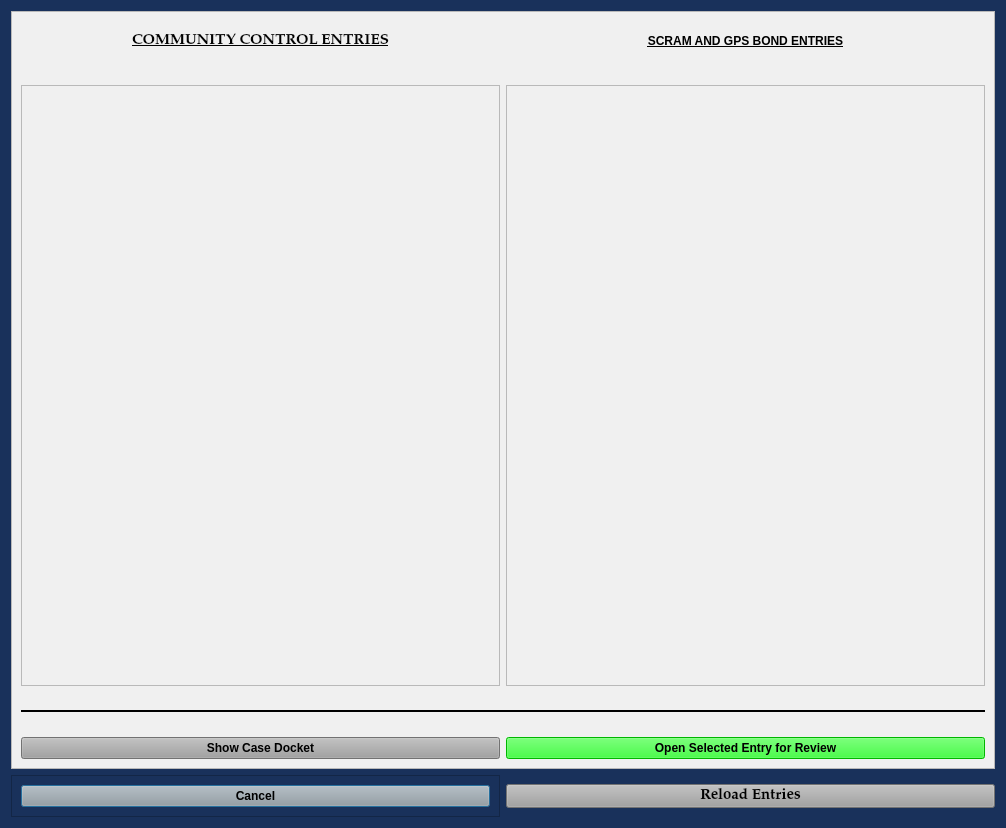
This is munientry/views/ui/MattoxWorkflowDialog.ui in HunterProgram22/MuniEntry as Qt 5 draws it before an edit. The edited form follows.
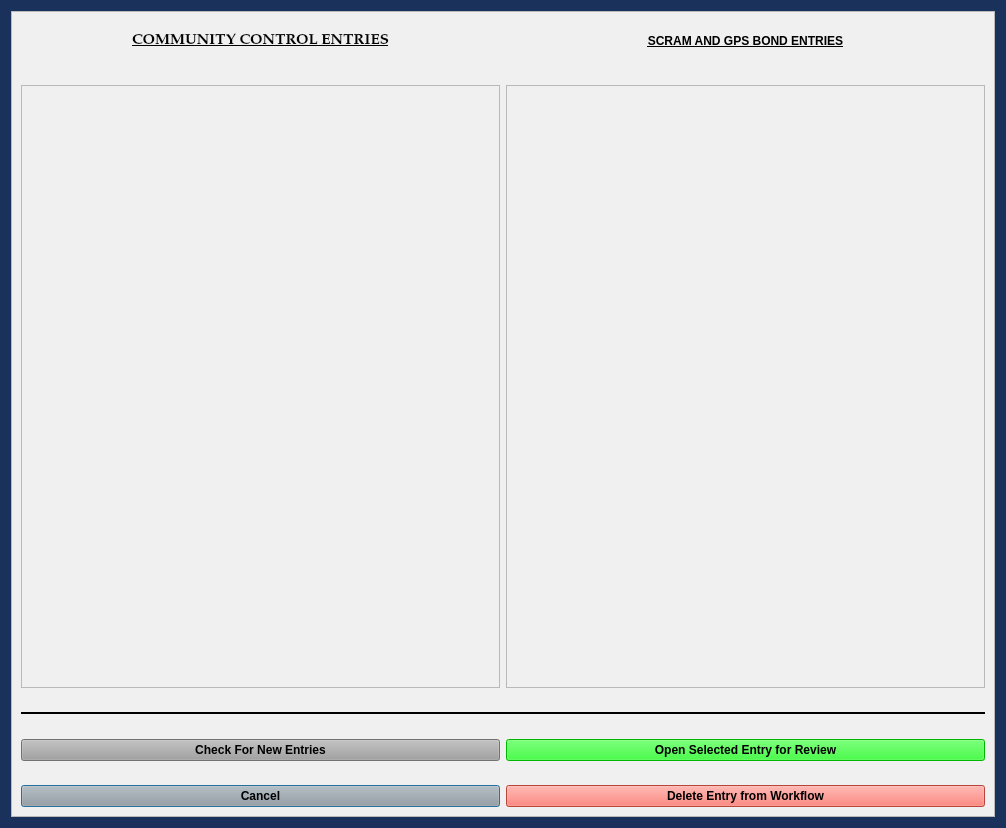
This is the edited form.

Commit message: Mattox workflow appears to be fully working.

Diff of the .ui file:
```diff
--- a/munientry/views/ui/MattoxWorkflowDialog.ui
+++ b/munientry/views/ui/MattoxWorkflowDialog.ui
@@ -41,54 +41,7 @@
    <string notr="true">background-color: rgb(25, 49, 91);
 font: 75 11pt &quot;Palatino Linotype&quot;;</string>
   </property>
-  <layout class="QGridLayout" name="gridLayout" rowstretch="4,0">
-   <item row="1" column="0">
-    <widget class="QFrame" name="frame">
-     <property name="font">
-      <font>
-       <family>Palatino Linotype</family>
-       <pointsize>11</pointsize>
-       <weight>75</weight>
-       <italic>false</italic>
-       <bold>true</bold>
-      </font>
-     </property>
-     <property name="styleSheet">
-      <string notr="true">font: 75 11pt &quot;Palatino Linotype&quot;;
-font-weight: bold;</string>
-     </property>
-     <property name="frameShape">
-      <enum>QFrame::StyledPanel</enum>
-     </property>
-     <property name="frameShadow">
-      <enum>QFrame::Raised</enum>
-     </property>
-     <layout class="QGridLayout" name="gridLayout_4">
-      <item row="1" column="1">
-       <widget class="QPushButton" name="cancel_Button">
-        <property name="styleSheet">
-         <string notr="true">background-color: rgb(160, 160, 160);
-font-weight: bold;</string>
-        </property>
-        <property name="text">
-         <string>Cancel</string>
-        </property>
-       </widget>
-      </item>
-     </layout>
-    </widget>
-   </item>
-   <item row="1" column="1">
-    <widget class="QPushButton" name="reload_entries_Button">
-     <property name="styleSheet">
-      <string notr="true">background-color: rgb(160, 160, 160);
-font-weight: bold;</string>
-     </property>
-     <property name="text">
-      <string>Reload Entries</string>
-     </property>
-    </widget>
-   </item>
+  <layout class="QGridLayout" name="gridLayout" rowstretch="4">
    <item row="0" column="0" colspan="2">
     <widget class="QFrame" name="frame_3">
      <property name="sizePolicy">
@@ -116,10 +69,27 @@
      <property name="frameShadow">
       <enum>QFrame::Raised</enum>
      </property>
-     <layout class="QGridLayout" name="gridLayout_2" rowstretch="1,0,0,0,0,0,0,0">
+     <layout class="QGridLayout" name="gridLayout_2" rowstretch="1,0,0,0,0,0,0,0,0,0">
       <property name="verticalSpacing">
        <number>24</number>
       </property>
+      <item row="4" column="0">
+       <widget class="QListWidget" name="community_control_entries_listWidget"/>
+      </item>
+      <item row="8" column="0">
+       <widget class="QPushButton" name="cancel_Button">
+        <property name="styleSheet">
+         <string notr="true">background-color: rgb(160, 160, 160);
+font-weight: bold;</string>
+        </property>
+        <property name="text">
+         <string>Cancel</string>
+        </property>
+       </widget>
+      </item>
+      <item row="4" column="1">
+       <widget class="QListWidget" name="scram_gps_entries_listWidget"/>
+      </item>
       <item row="6" column="0" colspan="2">
        <widget class="Line" name="line_2">
         <property name="frameShadow">
@@ -133,35 +103,22 @@
         </property>
        </widget>
       </item>
-      <item row="7" column="0">
-       <widget class="QPushButton" name="show_docket_Button">
-        <property name="styleSheet">
-         <string notr="true">background-color: rgb(160, 160, 160);
-font-weight: bold;</string>
+      <item row="0" column="1">
+       <widget class="QLabel" name="label">
+        <property name="maximumSize">
+         <size>
+          <width>16777215</width>
+          <height>40</height>
+         </size>
         </property>
         <property name="text">
-         <string>Show Case Docket</string>
+         <string>&lt;html&gt;&lt;head/&gt;&lt;body&gt;&lt;p&gt;&lt;span style=&quot; text-decoration: underline;&quot;&gt;SCRAM AND GPS BOND ENTRIES&lt;/span&gt;&lt;/p&gt;&lt;/body&gt;&lt;/html&gt;</string>
         </property>
-       </widget>
-      </item>
-      <item row="7" column="1">
-       <widget class="QPushButton" name="open_entry_Button">
-        <property name="styleSheet">
-         <string notr="true">background-color: rgb(0, 255, 0);
-font: 75 11pt &quot;Palatino Linotype&quot;;
-font-weight: bold;</string>
+        <property name="alignment">
+         <set>Qt::AlignCenter</set>
         </property>
-        <property name="text">
-         <string>Open Selected Entry for Review</string>
-        </property>
        </widget>
       </item>
-      <item row="4" column="1">
-       <widget class="QListWidget" name="scram_gps_entries_listWidget"/>
-      </item>
-      <item row="4" column="0">
-       <widget class="QListWidget" name="community_control_entries_listWidget"/>
-      </item>
       <item row="0" column="0">
        <widget class="QLabel" name="label_2">
         <property name="font">
@@ -182,19 +139,38 @@
         </property>
        </widget>
       </item>
-      <item row="0" column="1">
-       <widget class="QLabel" name="label">
-        <property name="maximumSize">
-         <size>
-          <width>16777215</width>
-          <height>40</height>
-         </size>
+      <item row="7" column="0">
+       <widget class="QPushButton" name="load_new_entries_Button">
+        <property name="styleSheet">
+         <string notr="true">background-color: rgb(160, 160, 160);
+font-weight: bold;</string>
         </property>
         <property name="text">
-         <string>&lt;html&gt;&lt;head/&gt;&lt;body&gt;&lt;p&gt;&lt;span style=&quot; text-decoration: underline;&quot;&gt;SCRAM AND GPS BOND ENTRIES&lt;/span&gt;&lt;/p&gt;&lt;/body&gt;&lt;/html&gt;</string>
+         <string>Check For New Entries</string>
         </property>
-        <property name="alignment">
-         <set>Qt::AlignCenter</set>
+       </widget>
+      </item>
+      <item row="7" column="1">
+       <widget class="QPushButton" name="open_entry_Button">
+        <property name="styleSheet">
+         <string notr="true">background-color: rgb(0, 255, 0);
+font: 75 11pt &quot;Palatino Linotype&quot;;
+font-weight: bold;</string>
+        </property>
+        <property name="text">
+         <string>Open Selected Entry for Review</string>
+        </property>
+       </widget>
+      </item>
+      <item row="8" column="1">
+       <widget class="QPushButton" name="delete_entry_Button">
+        <property name="styleSheet">
+         <string notr="true">background-color: rgb(255, 96, 82);
+font: 75 11pt &quot;Palatino Linotype&quot;;
+font-weight: bold;</string>
+        </property>
+        <property name="text">
+         <string>Delete Entry from Workflow</string>
         </property>
        </widget>
       </item>
```
The commit also changes 7 other files.
